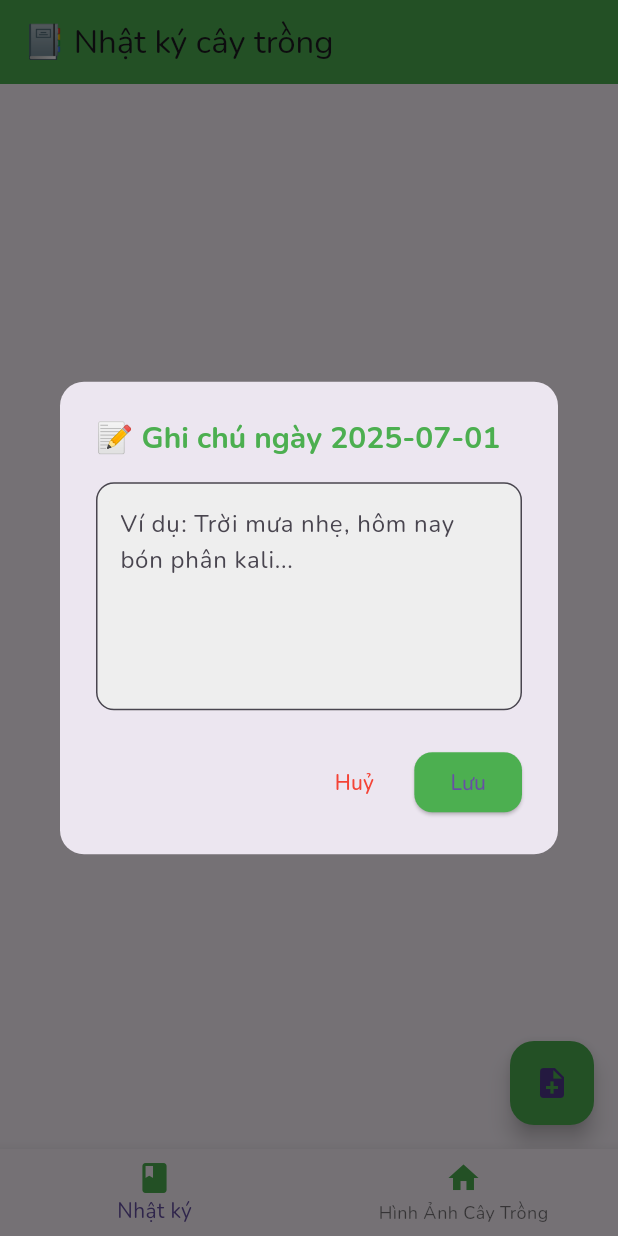
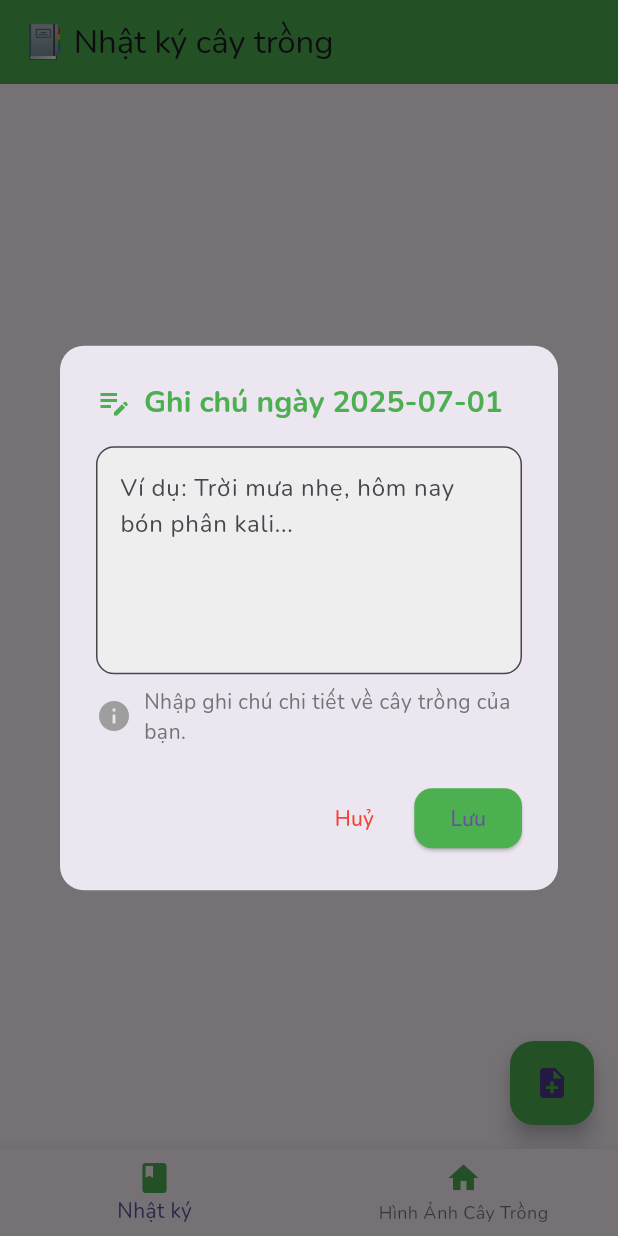
Before and after one commit to dongphanit/aopnext3, a Flutter app: the screen it shows after launch, after a tap on the "note add" icon, on a phone screen of 412 x 824 dp. Run offline on Flutter 3.47's test engine with Material 3 defaults, Android fonts, the phone set to English and light mode, and no system bars; our stand-ins replace google_fonts, image_picker.

Commit message:
fix cicd

```diff
--- a/lib/plant_diary.dart
+++ b/lib/plant_diary.dart
@@ -44,15 +44,24 @@ class _PlantDiaryScreenState extends State<PlantDiaryScreen> {
         shape: RoundedRectangleBorder(
           borderRadius: BorderRadius.circular(16),
         ),
-        title: Text(
-          "📝 Ghi chú ngày $dateStr",
+        title: Row(
+          children: [
+            const Icon(Icons.edit_note, color: Color(0xFF4CAF50)),
+            const SizedBox(width: 8),
+            Text(
+              "Ghi chú ngày $dateStr",
               style: const TextStyle(
                 fontWeight: FontWeight.bold,
                 fontSize: 20,
                 color: Color(0xFF4CAF50),
               ),
             ),
-        content: TextField(
+          ],
+        ),
+        content: Column(
+          mainAxisSize: MainAxisSize.min,
+          children: [
+            TextField(
               controller: controller,
               maxLines: 5,
               decoration: InputDecoration(
@@ -63,6 +72,21 @@ class _PlantDiaryScreenState extends State<PlantDiaryScreen> {
                 filled: true,
                 fillColor: Colors.grey[200],
               ),
+            ),
+            const SizedBox(height: 8),
+            Row(
+              children: [
+                const Icon(Icons.info, color: Colors.grey),
+                const SizedBox(width: 8),
+                Expanded(
+                  child: Text(
+                    "Nhập ghi chú chi tiết về cây trồng của bạn.",
+                    style: TextStyle(color: Colors.grey[600]),
+                  ),
+                ),
+              ],
+            ),
+          ],
         ),
         actions: [
           TextButton(
```
Also changed, not shown: 1 other file. Lines whose indentation alone changed are shown as unchanged.
